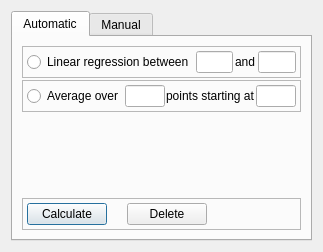
The window that background.ui (frmarchal/pfreq) describes before a commit, drawn with Qt 5.
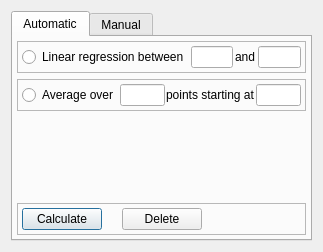
The same window after the commit.

Commit message:
Fix some problems with the background window
Only one type of automatic background can be selected at a time.

The average background take its two values in the right order.

The linear background accept a percent sign after the value.

The edit to the form file:
```diff
--- a/background.ui
+++ b/background.ui
@@ -24,8 +24,8 @@
        <string>Automatic</string>
       </attribute>
       <layout class="QVBoxLayout" name="verticalLayout_2">
-       <property name="spacing">
-        <number>2</number>
+       <property name="margin">
+        <number>4</number>
        </property>
        <item>
         <widget class="QFrame" name="frame">
@@ -88,7 +88,7 @@
            </widget>
           </item>
           <item>
-           <widget class="QLineEdit" name="AverageStart"/>
+           <widget class="QLineEdit" name="AverageNPoints"/>
           </item>
           <item>
            <widget class="QLabel" name="label_2">
@@ -98,7 +98,7 @@
            </widget>
           </item>
           <item>
-           <widget class="QLineEdit" name="AverageNPoints"/>
+           <widget class="QLineEdit" name="AverageStart"/>
           </item>
          </layout>
         </widget>
```
The commit also changes 2 other files.
